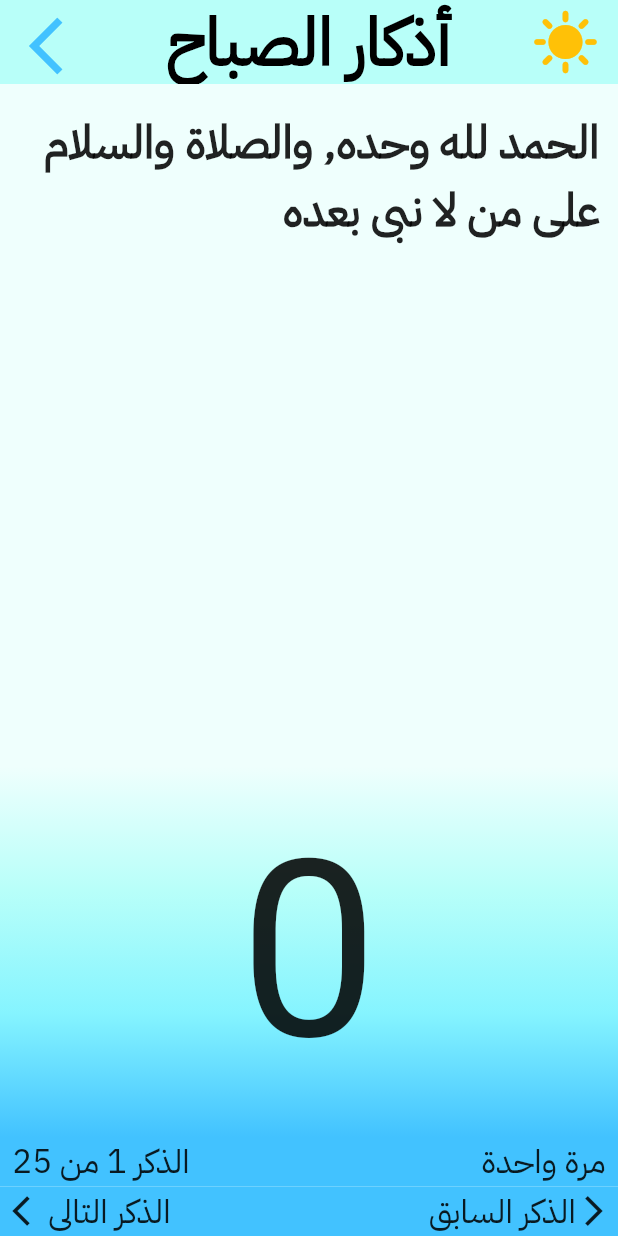
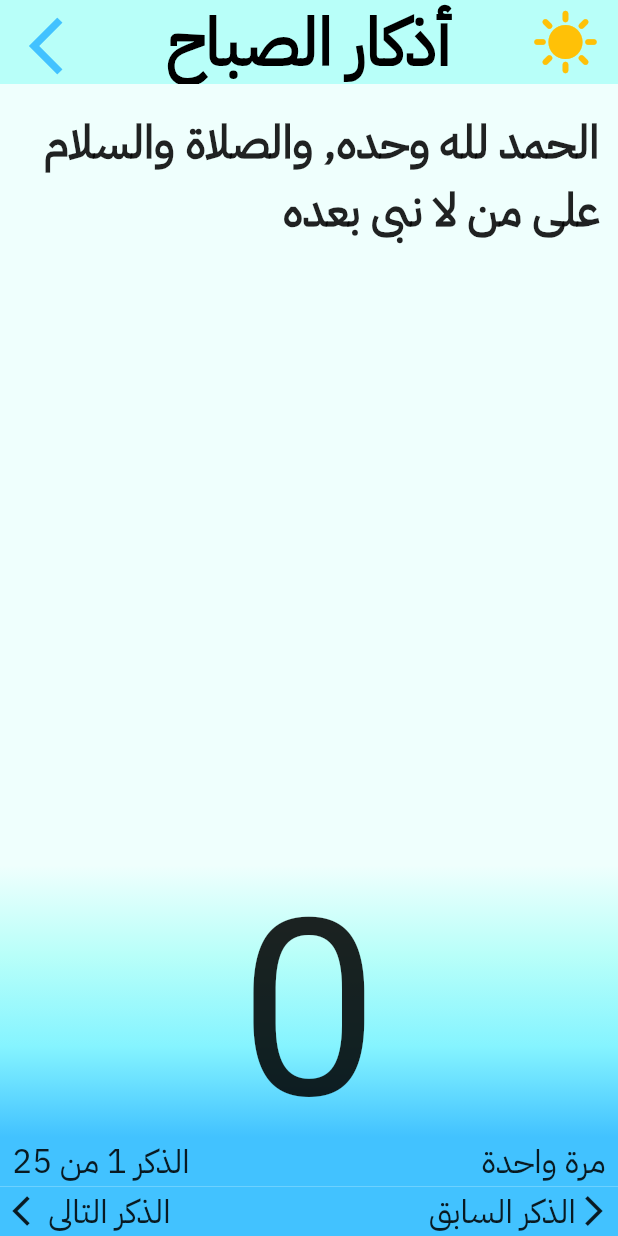
Before and after one commit to YosophAhmed/azkarApp, a Flutter app: the MorningPage screen opened directly, on a phone screen of 412 x 824 dp. Run offline on Flutter 3.47's test engine with Material 2 defaults, Android fonts, the phone set to English and light mode, and no system bars; our stand-ins replace sizer.

Commit message:
Latest Commit

```diff
--- a/lib/components/zekr_item.dart
+++ b/lib/components/zekr_item.dart
@@ -30,10 +30,12 @@ class _ZekrItemState extends State<ZekrItem> {
     return Column(
       children: [
         Container(
-          padding: EdgeInsets.symmetric(horizontal: 3.w, vertical: 2.h),
+          padding: EdgeInsets.fromLTRB(1.w,1.h,1.w,0),
           height: 50.h,
           width: double.infinity,
           child: SingleChildScrollView(
+            child: Padding(
+              padding: EdgeInsets.symmetric(horizontal: 2.w, vertical: 1.h),
               child: Text(
                 widget.zekr.content,
                 style: TextStyle(
@@ -42,6 +44,7 @@ class _ZekrItemState extends State<ZekrItem> {
                   fontFamily: 'IBMPlexSansArabic',
                 ),
                 textAlign: TextAlign.right,
+              ),
             ),
           ),
         ),
@@ -58,7 +61,7 @@ class _ZekrItemState extends State<ZekrItem> {
           },
           child: Container(
             alignment: Alignment.center,
-            height: 30.h,
+            height: 22.h,
             width: double.infinity,
             decoration: BoxDecoration(
               gradient: LinearGradient(
```
Lines whose indentation alone changed are shown as unchanged.
